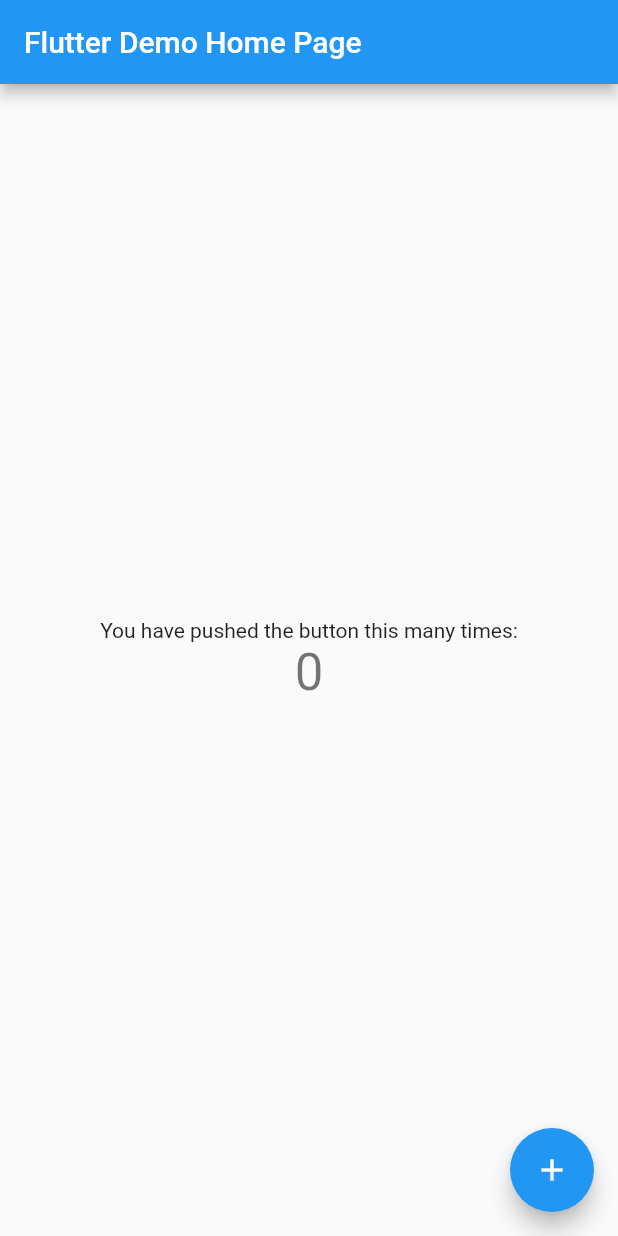
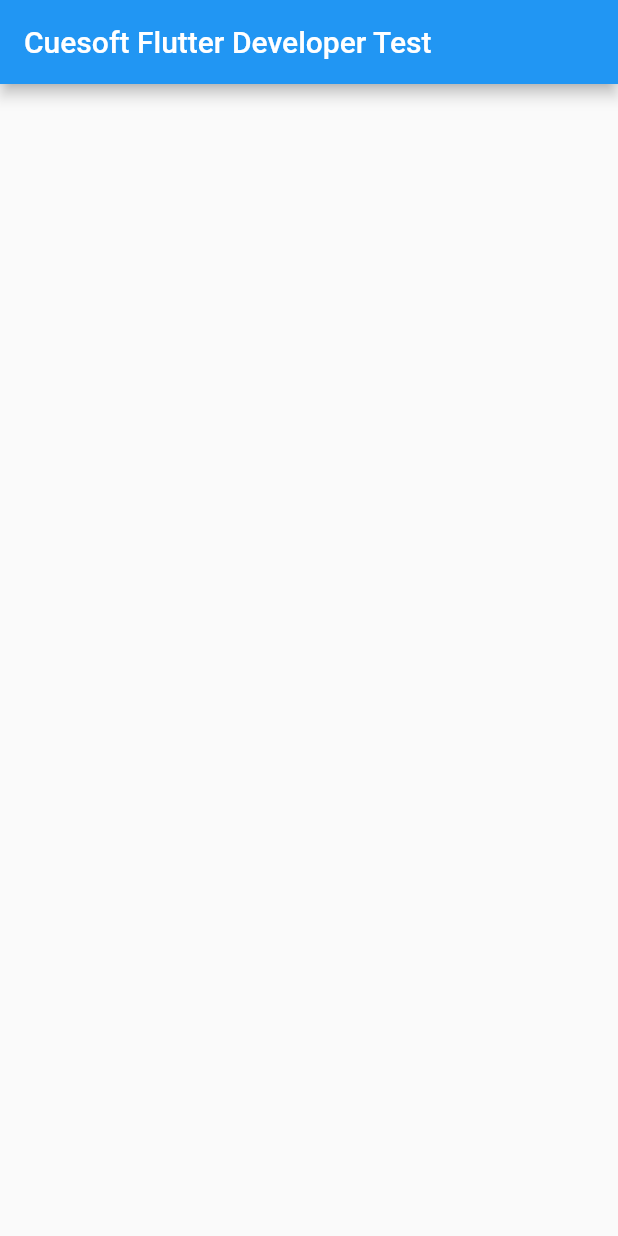
Before and after one commit to Mubiyn/cuesoft_test, a Flutter app: the screen it shows after launch, on a phone screen of 412 x 824 dp. Run offline on Flutter 3.47's test engine with Material 2 defaults, Android fonts, the phone set to English and light mode, and no system bars.

Commit message:
project clean up

```diff
--- a/lib/main.dart
+++ b/lib/main.dart
@@ -13,33 +13,17 @@
     return MaterialApp(
       title: 'Flutter Demo',
       theme: ThemeData(
-        // This is the theme of your application.
-        //
-        // Try running your application with "flutter run". You'll see the
-        // application has a blue toolbar. Then, without quitting the app, try
-        // changing the primarySwatch below to Colors.green and then invoke
-        // "hot reload" (press "r" in the console where you ran "flutter run",
-        // or simply save your changes to "hot reload" in a Flutter IDE).
-        // Notice that the counter didn't reset back to zero; the application
-        // is not restarted.
         primarySwatch: Colors.blue,
       ),
-      home: const MyHomePage(title: 'Flutter Demo Home Page'),
+      home: const MyHomePage(
+        title: 'Cuesoft Flutter Developer Test',
+      ),
     );
   }
 }
 
 class MyHomePage extends StatefulWidget {
   const MyHomePage({Key? key, required this.title}) : super(key: key);
-
-  // This widget is the home page of your application. It is stateful, meaning
-  // that it has a State object (defined below) that contains fields that affect
-  // how it looks.
-
-  // This class is the configuration for the state. It holds the values (in this
-  // case the title) provided by the parent (in this case the App widget) and
-  // used by the build method of the State. Fields in a Widget subclass are
-  // always marked "final".
 
   final String title;
 
@@ -48,68 +32,14 @@
 }
 
 class _MyHomePageState extends State<MyHomePage> {
-  int _counter = 0;
-
-  void _incrementCounter() {
-    setState(() {
-      // This call to setState tells the Flutter framework that something has
-      // changed in this State, which causes it to rerun the build method below
-      // so that the display can reflect the updated values. If we changed
-      // _counter without calling setState(), then the build method would not be
-      // called again, and so nothing would appear to happen.
-      _counter++;
-    });
-  }
-
   @override
   Widget build(BuildContext context) {
-    // This method is rerun every time setState is called, for instance as done
-    // by the _incrementCounter method above.
-    //
-    // The Flutter framework has been optimized to make rerunning build methods
-    // fast, so that you can just rebuild anything that needs updating rather
-    // than having to individually change instances of widgets.
     return Scaffold(
       appBar: AppBar(
-        // Here we take the value from the MyHomePage object that was created by
-        // the App.build method, and use it to set our appbar title.
         title: Text(widget.title),
       ),
-      body: Center(
-        // Center is a layout widget. It takes a single child and positions it
-        // in the middle of the parent.
-        child: Column(
-          // Column is also a layout widget. It takes a list of children and
-          // arranges them vertically. By default, it sizes itself to fit its
-          // children horizontally, and tries to be as tall as its parent.
-          //
-          // Invoke "debug painting" (press "p" in the console, choose the
-          // "Toggle Debug Paint" action from the Flutter Inspector in Android
-          // Studio, or the "Toggle Debug Paint" command in Visual Studio Code)
-          // to see the wireframe for each widget.
-          //
-          // Column has various properties to control how it sizes itself and
-          // how it positions its children. Here we use mainAxisAlignment to
-          // center the children vertically; the main axis here is the vertical
-          // axis because Columns are vertical (the cross axis would be
-          // horizontal).
-          mainAxisAlignment: MainAxisAlignment.center,
-          children: <Widget>[
-            const Text(
-              'You have pushed the button this many times:',
-            ),
-            Text(
-              '$_counter',
-              style: Theme.of(context).textTheme.headline4,
-            ),
-          ],
-        ),
-      ),
-      floatingActionButton: FloatingActionButton(
-        onPressed: _incrementCounter,
-        tooltip: 'Increment',
-        child: const Icon(Icons.add),
-      ), // This trailing comma makes auto-formatting nicer for build methods.
+      body: Container(),
+      // This trailing comma makes auto-formatting nicer for build methods.
     );
   }
 }
```
Also changed, not shown: pubspec.yaml (+2 -50 lines), 1 other file.
